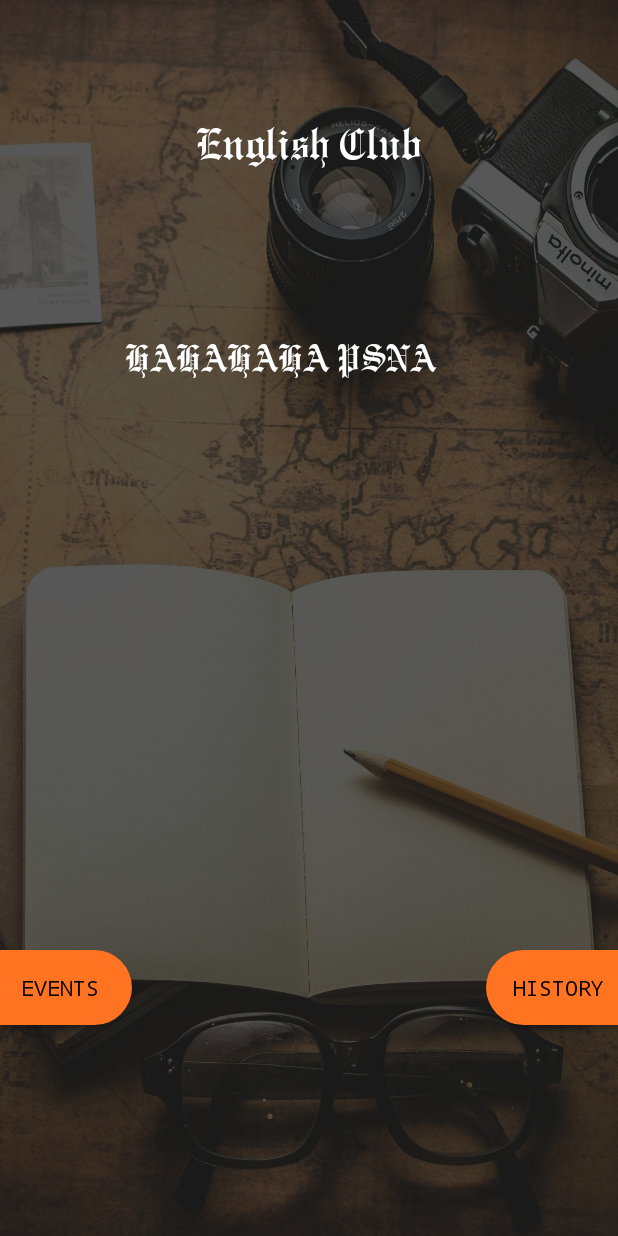
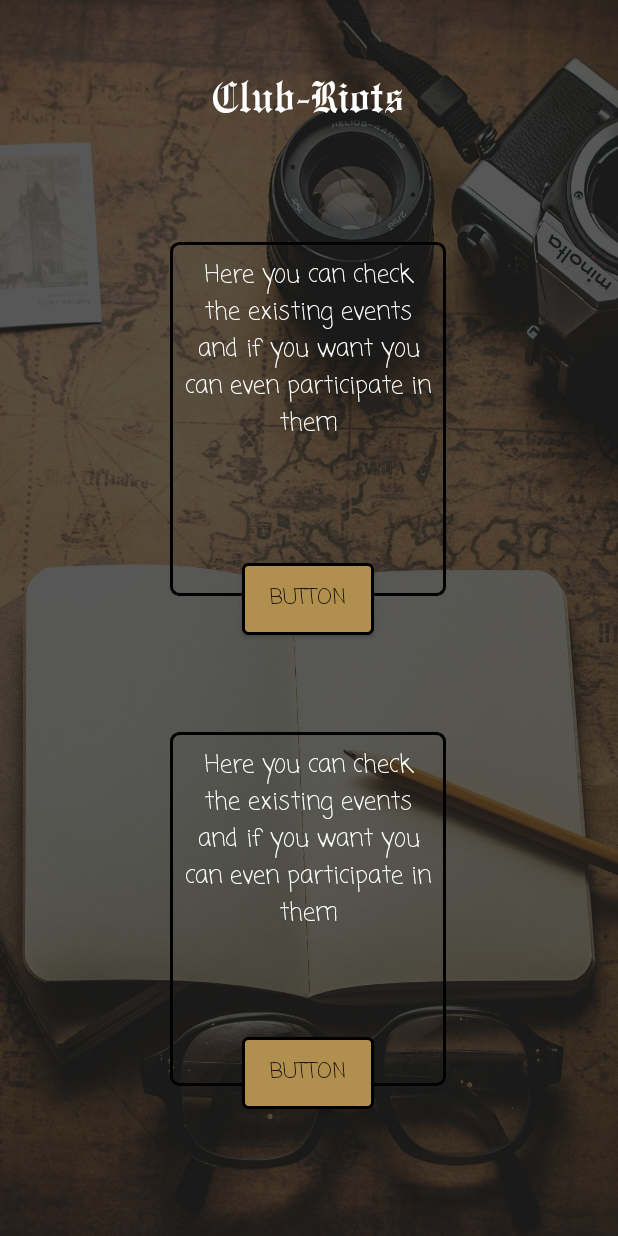
Before and after one commit to Akinthiya-developer/English-Club, an Android app: the screen it shows after launch once a user with an empty profile is signed in (HomePageActivity before the commit, leftPageDataThing after it), after a tap on "HISTORY", on a phone screen of 412 x 824 dp. Run offline under Robolectric (Android 15) with nearby library versions, the phone set to English and light mode, and no system bars; our stand-ins replace Firebase (no records; nobody signed in at launch, a user with empty details on screens opened directly); libraries missing offline, so code that uses them is left out: com.jaeger.library; 2 statements that could not run were skipped; 1 other tap on this screen came first.

Commit message:
downed the data :))

```diff
--- a/app/src/main/AndroidManifest.xml
+++ b/app/src/main/AndroidManifest.xml
@@ -11,7 +11,9 @@
         android:roundIcon="@mipmap/ic_launcher_round"
         android:supportsRtl="true"
         android:theme="@style/AppTheme">
-        <activity android:name=".addNotifActivity"></activity>
+        <activity android:name=".showEventActivity"></activity>
+        <activity android:name=".leftPageDataThing" />
+        <activity android:name=".addNotifActivity" />
         <activity android:name=".addEventActivity" />
         <activity android:name=".memDetailsActivity" />
         <activity android:name=".HomePageActivity" />
--- a/app/src/main/java/com/example/literatureclub/HomePageActivity.java
+++ b/app/src/main/java/com/example/literatureclub/HomePageActivity.java
@@ -62,10 +62,7 @@ public class HomePageActivity extends AppCompatActivity {
         history.setOnClickListener(new View.OnClickListener() {
             @Override
             public void onClick(View view) {
-                if(admin){
-                    startActivity(new Intent(HomePageActivity.this,addNotifActivity.class));
-                }else{
-                }
+                startActivity(new Intent(HomePageActivity.this,leftPageDataThing.class));
             }
         });
 
--- /dev/null
+++ b/app/src/main/java/com/example/literatureclub/leftPageDataThing.java
@@ -0,0 +1,54 @@
+package com.example.literatureclub;
+
+import androidx.appcompat.app.AppCompatActivity;
+
+import android.content.Intent;
+import android.os.Bundle;
+import android.util.Log;
+import android.view.View;
+import android.widget.Button;
+import android.widget.TextView;
+import android.widget.Toast;
+
+import com.google.android.material.floatingactionbutton.FloatingActionButton;
+import com.google.firebase.auth.FirebaseAuth;
+import com.google.firebase.auth.FirebaseUser;
+
+public class leftPageDataThing extends AppCompatActivity {
+
+    Button eventshower,notifshower;
+    TextView eventext, notiftext;
+    FloatingActionButton adder;
+    private boolean admin=false;
+
+    @Override
+    protected void onCreate(Bundle savedInstanceState) {
+        super.onCreate(savedInstanceState);
+        setContentView(R.layout.activity_left_page_data_thing);
+
+        eventshower=findViewById(R.id.eventshower);
+        notifshower=findViewById(R.id.notifshower);
+        eventext=findViewById(R.id.eventext);
+        notiftext=findViewById(R.id.notiftext);
+        adder=findViewById(R.id.adder);
+
+        //Basic adminCheck
+        //Will be sent to the admin class and there it will continue with the getCurrentUser thing... :)
+        FirebaseUser firebaseUser= FirebaseAuth.getInstance().getCurrentUser();
+        if(firebaseUser.getEmail().equals("literaryclubpsna@gmail.com")){
+            admin = true;
+            notiftext.setText("You can check the pre-uploaded posts here");
+            eventext.setText("You can check the pre-uploaded event details here");
+        }else{
+            adder.setVisibility(View.INVISIBLE);
+        }
+
+        eventshower.setOnClickListener(new View.OnClickListener() {
+            @Override
+            public void onClick(View view) {
+                startActivity(new Intent(leftPageDataThing.this,showEventActivity.class));
+            }
+        });
+
+    }
+}
--- /dev/null
+++ b/app/src/main/res/drawable/textie.xml
@@ -0,0 +1,10 @@
+<?xml version="1.0" encoding="utf-8"?>
+<shape xmlns:android="http://schemas.android.com/apk/res/android"
+    android:shape="rectangle">
+
+    <stroke android:width="2dp"
+        android:color="#000"/>
+
+    <corners android:radius="5dp"/>
+
+</shape>
--- /dev/null
+++ b/app/src/main/res/layout/activity_left_page_data_thing.xml
@@ -0,0 +1,103 @@
+<?xml version="1.0" encoding="utf-8"?>
+<androidx.constraintlayout.widget.ConstraintLayout xmlns:android="http://schemas.android.com/apk/res/android"
+    xmlns:app="http://schemas.android.com/apk/res-auto"
+    xmlns:tools="http://schemas.android.com/tools"
+    android:layout_width="match_parent"
+    android:layout_height="match_parent"
+    tools:context=".leftPageDataThing"
+    android:background="@drawable/frontietinted">
+
+    <TextView
+        android:id="@+id/eventext"
+        android:layout_width="184dp"
+        android:layout_height="236dp"
+        android:textAlignment="center"
+        android:background="@drawable/textie"
+        android:textSize="16dp"
+        android:padding="10dp"
+        android:textColor="#fff"
+        android:fontFamily="casual"
+        android:text="Here you can check the existing events and if you want you can even participate in them"
+        app:layout_constraintBottom_toBottomOf="parent"
+        app:layout_constraintEnd_toEndOf="parent"
+        app:layout_constraintHorizontal_bias="0.497"
+        app:layout_constraintStart_toStartOf="parent"
+        app:layout_constraintTop_toTopOf="parent"
+        app:layout_constraintVertical_bias="0.274" />
+
+    <TextView
+        android:id="@+id/notiftext"
+        android:layout_width="184dp"
+        android:layout_height="236dp"
+        android:textSize="16dp"
+        android:padding="10dp"
+        android:textAlignment="center"
+        android:textColor="#fff"
+        android:fontFamily="casual"
+        android:text="Here you can check the existing events and if you want you can even participate in them"
+        android:background="@drawable/textie"
+        app:layout_constraintBottom_toBottomOf="parent"
+        app:layout_constraintEnd_toEndOf="parent"
+        app:layout_constraintHorizontal_bias="0.497"
+        app:layout_constraintStart_toStartOf="parent"
+        app:layout_constraintTop_toTopOf="parent"
+        app:layout_constraintVertical_bias="0.83" />
+
+    <Button
+        android:id="@+id/eventshower"
+        android:layout_width="wrap_content"
+        android:layout_height="wrap_content"
+        android:background="@drawable/btn"
+        android:text="Button"
+        android:fontFamily="casual"
+        app:layout_constraintBottom_toBottomOf="parent"
+        app:layout_constraintEnd_toEndOf="parent"
+        app:layout_constraintHorizontal_bias="0.498"
+        app:layout_constraintStart_toStartOf="parent"
+        app:layout_constraintTop_toTopOf="parent"
+        app:layout_constraintVertical_bias="0.484" />
+
+    <Button
+        android:id="@+id/notifshower"
+        android:layout_width="wrap_content"
+        android:layout_height="wrap_content"
+        android:background="@drawable/btn"
+        android:text="Button"
+        android:fontFamily="casual"
+        app:layout_constraintBottom_toBottomOf="parent"
+        app:layout_constraintEnd_toEndOf="parent"
+        app:layout_constraintHorizontal_bias="0.498"
+        app:layout_constraintStart_toStartOf="parent"
+        app:layout_constraintTop_toTopOf="parent"
+        app:layout_constraintVertical_bias="0.891" />
+
+    <TextView
+        android:id="@+id/textView4"
+        android:layout_width="wrap_content"
+        android:layout_height="wrap_content"
+        android:layout_marginTop="16dp"
+        android:text="Club-Riots"
+        android:textColor="#fff"
+        android:textSize="30dp"
+        app:layout_constraintBottom_toBottomOf="parent"
+        app:layout_constraintEnd_toEndOf="parent"
+        app:layout_constraintHorizontal_bias="0.498"
+        app:layout_constraintStart_toStartOf="parent"
+        app:layout_constraintTop_toTopOf="parent"
+        app:layout_constraintVertical_bias="0.042" />
+
+    <com.google.android.material.floatingactionbutton.FloatingActionButton
+        android:id="@+id/adder"
+        android:layout_width="wrap_content"
+        android:layout_height="wrap_content"
+        android:layout_marginEnd="4dp"
+        android:clickable="true"
+        app:layout_constraintBottom_toBottomOf="parent"
+        app:layout_constraintEnd_toEndOf="parent"
+        app:layout_constraintHorizontal_bias="0.931"
+        app:layout_constraintStart_toStartOf="parent"
+        app:layout_constraintTop_toTopOf="parent"
+        app:layout_constraintVertical_bias="0.991"
+        app:srcCompat="@android:drawable/ic_input_add" />
+
+</androidx.constraintlayout.widget.ConstraintLayout>
```
Also changed, not shown: app/src/main/java/com/example/literatureclub/listadapter.java (added, +76 -0 lines), app/src/main/java/com/example/literatureclub/showEventActivity.java (added, +63 -0 lines), app/src/main/res/layout/activity_show_event.xml (added, +21 -0 lines), app/src/main/res/layout/listcycle.xml (added, +90 -0 lines), app/src/main/res/drawable/attach.png (added), 1 other file.
